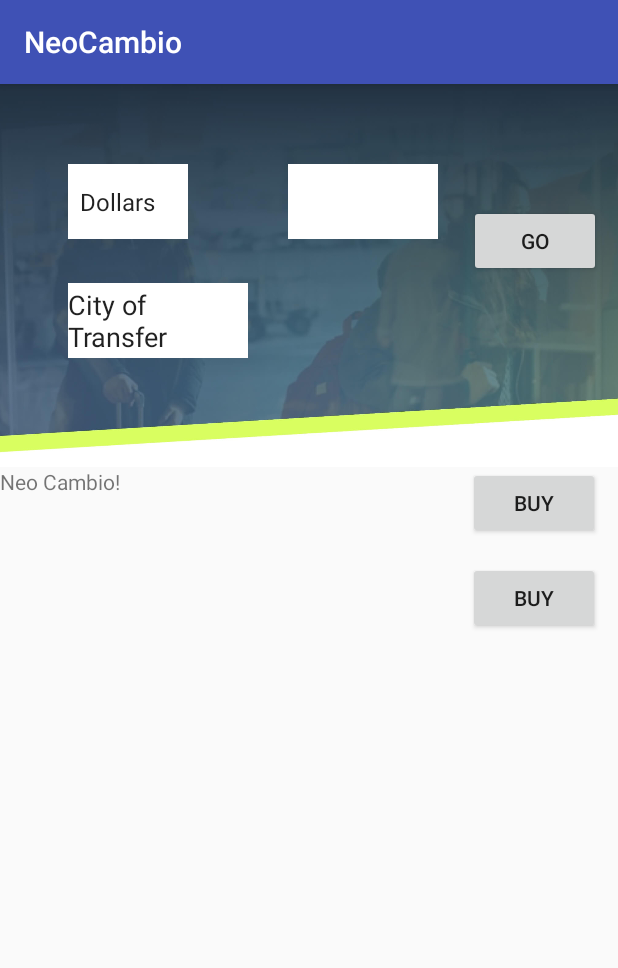
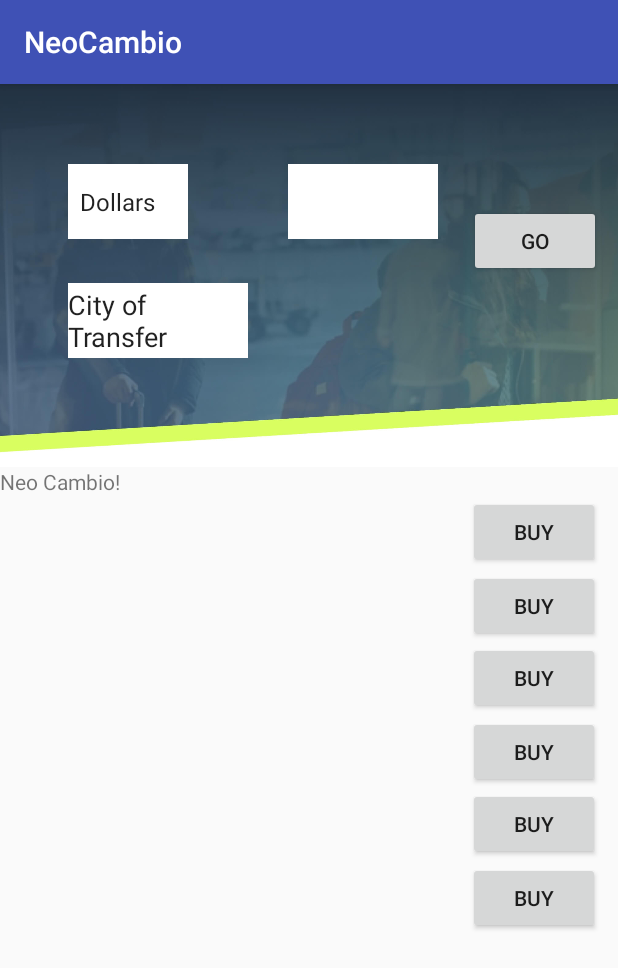
Before and after one commit to jparkteach/NeoCambio, an Android app: the screen it shows after launch (MainActivity), on a phone screen of 412 x 824 dp. Shown: the top 968 px of the screen. Run offline under Robolectric (Android 15) with nearby library versions, the phone set to English and light mode, and no system bars.

Commit message:
currency onClicks added

```diff
--- a/app/src/main/res/layout/activity_main.xml
+++ b/app/src/main/res/layout/activity_main.xml
@@ -69,9 +69,15 @@
 
     </RelativeLayout>
 
-    <RelativeLayout
+    <ScrollView
         android:layout_width="match_parent"
         android:layout_height="match_parent">
+
+        <LinearLayout
+            android:layout_width="match_parent"
+            android:layout_height="wrap_content"
+            android:orientation="vertical">
+
             <TextView
                 android:layout_width="wrap_content"
                 android:layout_height="wrap_content"
@@ -83,24 +89,65 @@
                 android:id="@+id/textView" />
 
             <Button
+                android:id="@+id/button1"
+                android:layout_width="wrap_content"
+                android:layout_height="wrap_content"
+                android:layout_gravity="end"
+                android:text="buy"
+                android:layout_marginRight="12dp"
+                android:onClick="id/button1" />
+
+            <Button
                 android:id="@+id/button2"
                 android:layout_width="wrap_content"
                 android:layout_height="wrap_content"
                 android:text="buy"
-        android:layout_alignParentTop="true"
-        android:layout_alignLeft="@+id/button3"
-        android:layout_alignStart="@+id/button3" />
+                android:layout_gravity="end"
+                android:layout_marginRight="12dp"
+                android:layout_marginTop="1dp"
+                android:onClick="id/button2" />
 
             <Button
                 android:id="@+id/button3"
                 android:layout_width="wrap_content"
                 android:layout_height="wrap_content"
+                android:layout_gravity="end"
                 android:text="buy"
                 android:layout_marginRight="12dp"
-        android:layout_marginEnd="12dp"
-        android:layout_marginTop="15dp"
-        android:layout_below="@+id/button2"
-        android:layout_alignParentRight="true"
-        android:layout_alignParentEnd="true" />
-    </RelativeLayout>
+                android:onClick="id/button3" />
+
+            <Button
+                android:id="@+id/button4"
+                android:layout_width="wrap_content"
+                android:layout_height="wrap_content"
+                android:text="buy"
+                android:layout_gravity="end"
+                android:layout_marginRight="12dp"
+                android:layout_marginTop="1dp"
+                android:onClick="id/button4" />
+
+            <Button
+                android:id="@+id/button5"
+                android:layout_width="wrap_content"
+                android:layout_height="wrap_content"
+                android:layout_gravity="end"
+                android:text="buy"
+                android:layout_marginRight="12dp"
+                android:onClick="id/button5" />
+
+            <Button
+                android:id="@+id/button6"
+                android:layout_width="wrap_content"
+                android:layout_height="wrap_content"
+                android:text="buy"
+                android:layout_gravity="end"
+                android:layout_marginRight="12dp"
+                android:layout_marginTop="1dp"
+                android:onClick="id/button6" />
+
+
         </LinearLayout>
+
+    </ScrollView>
+
+</LinearLayout>
```
Lines whose indentation alone changed are shown as unchanged.
